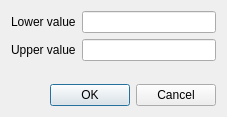
sourcepole/qgis, file qgis/src/ui/qgsludialogbase.ui: the form before one commit.
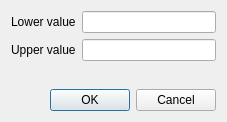
The form after the commit.

Commit message: Dont use form layout use grid layout (for  #2121)

```diff
--- a/qgis/src/ui/qgsludialogbase.ui
+++ b/qgis/src/ui/qgsludialogbase.ui
@@ -7,7 +7,7 @@
     <x>0</x>
     <y>0</y>
     <width>227</width>
-    <height>117</height>
+    <height>122</height>
    </rect>
   </property>
   <property name="windowTitle">
@@ -16,9 +16,7 @@
   <property name="modal">
    <bool>true</bool>
   </property>
-  <layout class="QVBoxLayout" name="verticalLayout">
-   <item>
-    <layout class="QFormLayout" name="formLayout">
+  <layout class="QGridLayout" name="gridLayout">
      <item row="0" column="0">
       <widget class="QLabel" name="mLowerLabel">
        <property name="text">
@@ -45,9 +43,14 @@
      <item row="1" column="1">
       <widget class="QLineEdit" name="mUpperEdit"/>
      </item>
-    </layout>
+   <item row="3" column="0" colspan="2">
+    <widget class="QDialogButtonBox" name="buttonBox">
+     <property name="standardButtons">
+      <set>QDialogButtonBox::Cancel|QDialogButtonBox::Ok</set>
+     </property>
+    </widget>
    </item>
-   <item>
+   <item row="2" column="0">
     <spacer name="verticalSpacer">
      <property name="orientation">
       <enum>Qt::Vertical</enum>
@@ -55,18 +58,11 @@
      <property name="sizeHint" stdset="0">
       <size>
        <width>20</width>
-       <height>10</height>
+       <height>40</height>
       </size>
      </property>
     </spacer>
    </item>
-   <item>
-    <widget class="QDialogButtonBox" name="buttonBox">
-     <property name="standardButtons">
-      <set>QDialogButtonBox::Cancel|QDialogButtonBox::Ok</set>
-     </property>
-    </widget>
-   </item>
   </layout>
  </widget>
  <layoutdefault spacing="6" margin="11"/>
```
Lines whose indentation alone changed are shown as unchanged. The commit also changes 1 other file.
